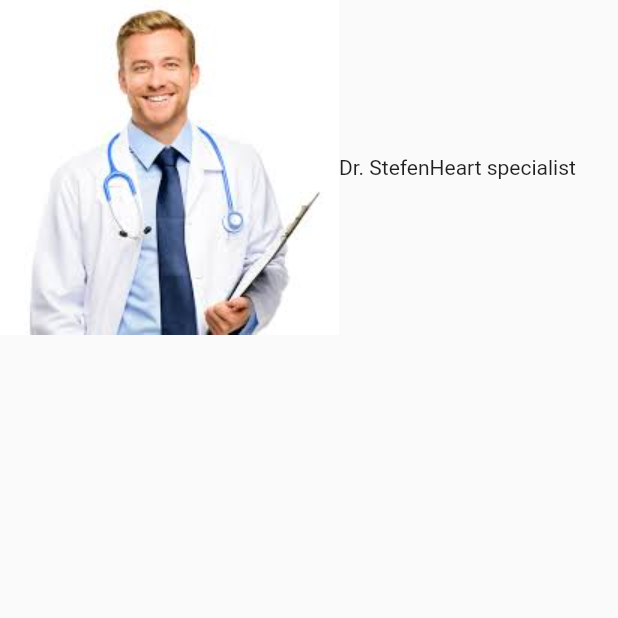
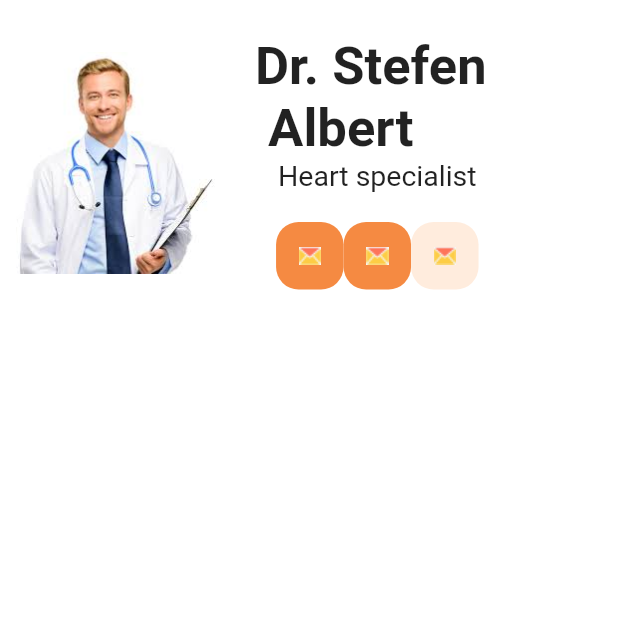
Before and after one commit to engineertanmay/doctor_design, a Flutter app: the screen it shows after launch, on a phone screen of 412 x 824 dp, the top half of it. Run offline on Flutter 3.47's test engine with Material 2 defaults, Android fonts, the phone set to English and light mode, and no system bars.

Commit message:
added doctor file

```diff
--- a/lib/main.dart
+++ b/lib/main.dart
@@ -7,7 +7,7 @@ class MyApp extends StatelessWidget {
     return MaterialApp(
       title: "flutter application",
       theme: ThemeData(
-        primarySwatch: Colors.deepOrange,
+        primaryColor: Colors.white,
       ),
       home: HomePage(),
     );
--- a/lib/viewd/doctor_info.dart
+++ b/lib/viewd/doctor_info.dart
@@ -1,3 +1,4 @@
+import 'package:flutter/cupertino.dart';
 import 'package:flutter/material.dart';
 class HomePage extends StatefulWidget {
   @override
@@ -9,17 +10,53 @@ class _HomePageState extends State<HomePage> {
   Widget build(BuildContext context) {
     return SafeArea(
       child: Scaffold(
-        body: Row(
-          children: <Widget>[
-            //SizedBox(height: 30,),
-            getAssetImage(),
-            Text("Dr. Stefen"),
-            SizedBox(height: 20,),
-            Text("Heart specialist"),
-
-          ],
+          body: Container(
+            color: Colors.white,
+            child: Padding(
+              padding: EdgeInsets.symmetric(vertical: 24,),
+              child: Column(
+                children: <Widget>[
+                  Row(
+                    children: <Widget>[
+                      getAssetImage(),
+                          SizedBox(width: 20,),
+                          Column(
+                            children: <Widget>[
+                              Text("Dr. Stefen \n Albert",
+                                style: TextStyle(fontWeight: FontWeight.w700,
+                                fontSize: 35,
+                                ),
+                              ),
+                              Text("Heart specialist",
+                                style: TextStyle(fontSize: 19,
+                                ),
+                              ),
+                              SizedBox(height: 20,),
+                              Row(
+                                children: <Widget>[
+                                  IconTile(
+                                    color: Color(0xfff58a42),
+                                    imagePath: "assets/email.png",
+                                  ),
+                                  IconTile(
+                                    color: Color(0xfff58a42),
+                                    imagePath: "assets/email.png",
+                                  ),
+                                  IconTile(
+                                    color: Color(0xffFFECDD),
+                                    imagePath: "assets/email.png",
+                                  ),
+                                ],
+                              ),
+                            ],
+                          ),
+                    ],
+                  ),
+                ],
+              ),
+            ),
+          ),
         ),
-      ),
     );
   }
 }
@@ -27,7 +64,27 @@ class getAssetImage extends StatelessWidget {
   @override
   Widget build(BuildContext context) {
     return Container(
-      child: Image.asset("assets/doctor.jpg"),
+      child: Image.asset("assets/doctor.jpg",width: 150,),
     );
   }
 }
+class IconTile extends StatelessWidget {
+  Color color;
+  String imagePath;
+  IconTile({this.color,this.imagePath});
+  @override
+  Widget build(BuildContext context) {
+    return Container(
+      child: Container(
+        height: 45,
+        width: 45,
+        decoration: BoxDecoration(
+          color: color,
+          borderRadius: BorderRadius.circular(15),
+        ),
+        child: Image.asset(imagePath,width: 27,),
+      ),
+
+    );
+  }
+}
--- a/pubspec.yaml
+++ b/pubspec.yaml
@@ -47,7 +47,7 @@ flutter:
   # To add assets to your application, add an assets section, like this:
   assets:
     - assets/doctor.jpg
-  #   - images/a_dot_ham.jpeg
+    - assets/email.png
 
   # An image asset can refer to one or more resolution-specific "variants", see
   # https://flutter.dev/assets-and-images/#resolution-aware.
```
Also changed, not shown: assets/call.png (added), assets/email.png (added).
